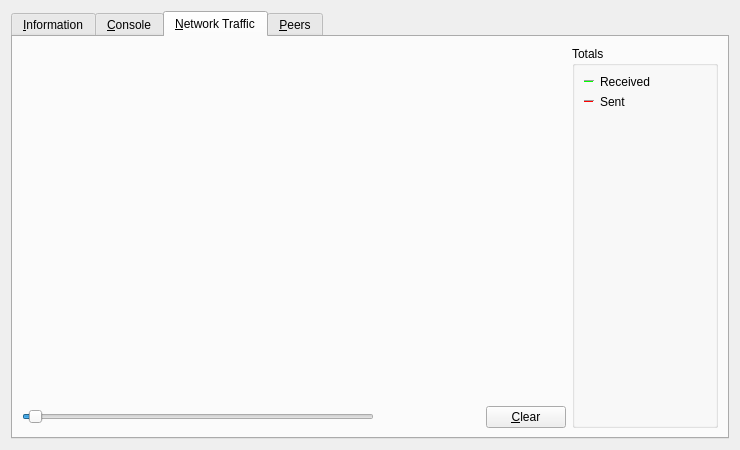
Old version of the form src/qt/forms/rpcconsole.ui in the repository MassGrid/MassGrid.
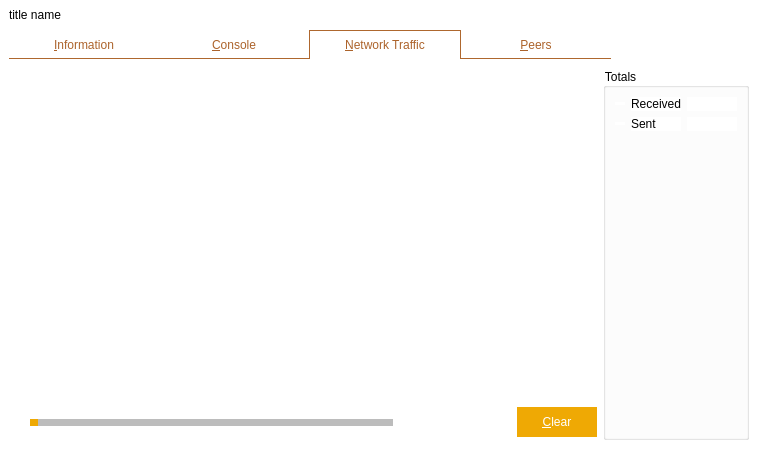
New version of the form. The open tabs and pages were chosen to show the change. Icons and pictures are not drawn. Custom widgets are drawn as their Qt base class.

The edit to the form file:
```diff
--- a/src/qt/forms/rpcconsole.ui
+++ b/src/qt/forms/rpcconsole.ui
@@ -6,16 +6,236 @@
    <rect>
     <x>0</x>
     <y>0</y>
-    <width>740</width>
-    <height>450</height>
+    <width>767</width>
+    <height>449</height>
    </rect>
   </property>
   <property name="windowTitle">
    <string>Debug window</string>
   </property>
+  <property name="styleSheet">
+   <string notr="true">QWidget{
+	background-color: rgb(255, 255, 255);
+}</string>
+  </property>
   <layout class="QVBoxLayout" name="verticalLayout_2">
+   <property name="spacing">
+    <number>0</number>
+   </property>
+   <property name="leftMargin">
+    <number>0</number>
+   </property>
+   <property name="topMargin">
+    <number>0</number>
+   </property>
+   <property name="rightMargin">
+    <number>0</number>
+   </property>
+   <property name="bottomMargin">
+    <number>0</number>
+   </property>
    <item>
+    <layout class="QHBoxLayout" name="horizontalLayout_6">
+     <property name="leftMargin">
+      <number>9</number>
+     </property>
+     <item>
+      <widget class="QLabel" name="label_titlename">
+       <property name="text">
+        <string>title name</string>
+       </property>
+      </widget>
+     </item>
+     <item>
+      <spacer name="horizontalSpacer">
+       <property name="orientation">
+        <enum>Qt::Horizontal</enum>
+       </property>
+       <property name="sizeHint" stdset="0">
+        <size>
+         <width>40</width>
+         <height>20</height>
+        </size>
+       </property>
+      </spacer>
+     </item>
+     <item>
+      <widget class="QToolButton" name="cancelButton">
+       <property name="minimumSize">
+        <size>
+         <width>30</width>
+         <height>30</height>
+        </size>
+       </property>
+       <property name="maximumSize">
+        <size>
+         <width>30</width>
+         <height>30</height>
+        </size>
+       </property>
+       <property name="styleSheet">
+        <string notr="true">QToolButton{
+border:hidden;
+image: url(:/pic/res/pic/closeBtn.png);
+}
+</string>
+       </property>
+       <property name="text">
+        <string/>
+       </property>
+      </widget>
+     </item>
+    </layout>
+   </item>
+   <item>
+    <layout class="QGridLayout" name="gridLayout_4">
+     <property name="leftMargin">
+      <number>9</number>
+     </property>
+     <property name="rightMargin">
+      <number>9</number>
+     </property>
+     <item row="0" column="0">
     <widget class="QTabWidget" name="tabWidget">
+       <property name="styleSheet">
+        <string notr="true">QTabBar::tab
+{
+color: rgb(172, 99, 43);
+border-bottom:1px solid rgb(174,103,46);
+border-left:0px solid rgb(174,103,46);
+border-right:0px solid rgb(174,103,46);
+border-top:0px solid rgb(174,103,46);
+    min-width: 150px;
+    min-height: 28px;
+}
+
+
+QTabBar::tab:selected, QTabBar::tab:hover
+{
+border-left:1px solid rgb(174,103,46);
+border-right:1px solid rgb(174,103,46);
+border-top:1px solid rgb(174,103,46);
+border-bottom:0px solid rgb(174,103,46);
+}
+
+
+QTabBar::tab:selected
+{
+border-left:1px solid rgb(174,103,46);
+border-right:1px solid rgb(174,103,46);
+border-top:1px solid rgb(174,103,46);
+border-bottom:0px solid rgb(174,103,46);
+}
+
+QTabBar::tab:!selected
+{
+color: rgb(172, 99, 43);
+border-bottom:1px solid rgb(174,103,46);
+border-left:0px solid rgb(174,103,46);
+border-right:0px solid rgb(174,103,46);
+border-top:0px solid rgb(174,103,46);
+}
+
+QTabWidget::pane{
+	border:none;
+}
+
+QFrame{
+border:hidden;
+}
+QLineEdit{
+	border-color: rgb(186, 186, 186);
+	border:1px solid rgb(186, 186, 186);
+}
+
+
+QCheckBox{  
+    spacing: 5px;  
+}  
+  
+QCheckBox::indicator{  
+	width:20px;
+	height:20px; 
+}  
+  
+QCheckBox::indicator:unchecked{  
+	border-image: url(:/pic/res/pic/kPic.png);
+}  
+  
+QCheckBox::indicator:checked{  
+	border-image: url(:/pic/res/pic/selectPic.png);
+}  
+  
+QCheckBox::indicator:checked:disabled{  
+    image:url(:/CheckBox/res/checkedDisabled.png);  
+}  
+
+
+QSpinBox{
+ height:30px;
+ width:30px;
+	background-color: rgba(255, 255, 255, 0);
+	border:hidden;
+}
+QSpinBox::up-button
+{
+	background-color: rgba(255, 255, 255, 0);
+}
+QSpinBox::down-button{
+	background-color: rgba(255, 255, 255, 0);
+}
+
+QFrame#frame_9,QFrame#frame_10{
+	border-color: rgb(186, 186, 186);
+	border:1px solid rgb(186, 186, 186);
+}
+
+QComboBox
+{
+width: 120px;  
+height: 600px;
+border:1px solid rgb(174,103,46);
+font-size: 12pt;
+font-family: 微软雅黑,宋体;
+background-repeat: no-repeat;
+background-position: center left;
+background-color: rgb(255, 255, 255);
+color: rgb(0, 0, 0);
+selection-color: black;
+selection-background-color: darkgray;
+}
+
+QComboBox::drop-down 
+{
+width: 30px; 
+height:30px;
+image: url(:/pic/res/pic/xjt.png);
+}
+QComboBox QAbstractItemView
+{
+height:100px;
+border: 0px;  
+color: rgb(255, 255, 255);
+selection-color: rgb(255, 255, 255);
+selection-background-color: rgb(239, 169, 4);
+background-color: rgb(198, 125, 26);
+}
+QComboBox QAbstractItemView::item
+{
+height: 20px;
+background-color: rgb(198, 125, 26);
+border:hidden;
+}
+
+
+QToolButton{
+	background-color: rgb(239, 169, 4);
+	color: rgb(255, 255, 255);
+	border:hidden;
+}
+
+</string>
+       </property>
      <property name="currentIndex">
       <number>0</number>
      </property>
@@ -449,6 +669,38 @@
           <layout class="QHBoxLayout" name="horizontalLayout_2">
            <item>
             <widget class="QSlider" name="sldGraphRange">
+               <property name="minimumSize">
+                <size>
+                 <width>0</width>
+                 <height>35</height>
+                </size>
+               </property>
+               <property name="styleSheet">
+                <string notr="true">QSlider{
+border-color: #bcbcbc;
+min-height:35px;
+}
+QSlider::groove:horizontal {                                
+     border: 1px solid #999999;                             
+     height: 5px;                                           
+    margin: 0px 0;                                         
+     left: 12px; right: 12px; 
+ }
+QSlider::handle:horizontal {                               
+     border: 0px ;                           
+	border-image: url(:/pic/res/pic/sliderBtn.png);
+     width: 50px; 
+     height: 50px;   
+     margin: -20px -20px -20px -20px;                                                                                                                  
+} 
+QSlider::add-page:horizontal{
+background: qlineargradient(spread:pad, x1:0, y1:1, x2:0, y2:0, stop:0 #bcbcbc, stop:0.25 #bcbcbc, stop:0.5 #bcbcbc, stop:1 #bcbcbc); 
+
+}
+QSlider::sub-page:horizontal{                               
+	background-color: rgb(238, 169, 4);
+}</string>
+               </property>
              <property name="minimum">
               <number>1</number>
              </property>
@@ -480,13 +732,28 @@
             </widget>
            </item>
            <item>
-            <widget class="QPushButton" name="btnClearTrafficGraph">
+              <widget class="QToolButton" name="btnClearTrafficGraph">
+               <property name="sizePolicy">
+                <sizepolicy hsizetype="Minimum" vsizetype="Minimum">
+                 <horstretch>0</horstretch>
+                 <verstretch>0</verstretch>
+                </sizepolicy>
+               </property>
+               <property name="minimumSize">
+                <size>
+                 <width>80</width>
+                 <height>30</height>
+                </size>
+               </property>
+               <property name="maximumSize">
+                <size>
+                 <width>16777215</width>
+                 <height>30</height>
+                </size>
+               </property>
              <property name="text">
               <string>&amp;Clear</string>
              </property>
-             <property name="autoDefault">
-              <bool>false</bool>
-             </property>
             </widget>
            </item>
           </layout>
@@ -520,6 +787,15 @@
                 <property name="palette">
                  <palette>
                   <active>
+                     <colorrole role="Button">
+                      <brush brushstyle="SolidPattern">
+                       <color alpha="255">
+                        <red>255</red>
+                        <green>255</green>
+                        <blue>255</blue>
+                       </color>
+                      </brush>
+                     </colorrole>
                    <colorrole role="Light">
                     <brush brushstyle="SolidPattern">
                      <color alpha="255">
@@ -529,8 +805,35 @@
                      </color>
                     </brush>
                    </colorrole>
+                     <colorrole role="Base">
+                      <brush brushstyle="SolidPattern">
+                       <color alpha="255">
+                        <red>255</red>
+                        <green>255</green>
+                        <blue>255</blue>
+                       </color>
+                      </brush>
+                     </colorrole>
+                     <colorrole role="Window">
+                      <brush brushstyle="SolidPattern">
+                       <color alpha="255">
+                        <red>255</red>
+                        <green>255</green>
+                        <blue>255</blue>
+                       </color>
+                      </brush>
+                     </colorrole>
                   </active>
                   <inactive>
+                     <colorrole role="Button">
+                      <brush brushstyle="SolidPattern">
+                       <color alpha="255">
+                        <red>255</red>
+                        <green>255</green>
+                        <blue>255</blue>
+                       </color>
+                      </brush>
+                     </colorrole>
                    <colorrole role="Light">
                     <brush brushstyle="SolidPattern">
                      <color alpha="255">
@@ -540,8 +843,35 @@
                      </color>
                     </brush>
                    </colorrole>
+                     <colorrole role="Base">
+                      <brush brushstyle="SolidPattern">
+                       <color alpha="255">
+                        <red>255</red>
+                        <green>255</green>
+                        <blue>255</blue>
+                       </color>
+                      </brush>
+                     </colorrole>
+                     <colorrole role="Window">
+                      <brush brushstyle="SolidPattern">
+                       <color alpha="255">
+                        <red>255</red>
+                        <green>255</green>
+                        <blue>255</blue>
+                       </color>
+                      </brush>
+                     </colorrole>
                   </inactive>
                   <disabled>
+                     <colorrole role="Button">
+                      <brush brushstyle="SolidPattern">
+                       <color alpha="255">
+                        <red>255</red>
+                        <green>255</green>
+                        <blue>255</blue>
+                       </color>
+                      </brush>
+                     </colorrole>
                    <colorrole role="Light">
                     <brush brushstyle="SolidPattern">
                      <color alpha="255">
@@ -551,6 +881,24 @@
                      </color>
                     </brush>
                    </colorrole>
+                     <colorrole role="Base">
+                      <brush brushstyle="SolidPattern">
+                       <color alpha="255">
+                        <red>255</red>
+                        <green>255</green>
+                        <blue>255</blue>
+                       </color>
+                      </brush>
+                     </colorrole>
+                     <colorrole role="Window">
+                      <brush brushstyle="SolidPattern">
+                       <color alpha="255">
+                        <red>255</red>
+                        <green>255</green>
+                        <blue>255</blue>
+                       </color>
+                      </brush>
+                     </colorrole>
                   </disabled>
                  </palette>
                 </property>
@@ -600,6 +948,15 @@
                 <property name="palette">
                  <palette>
                   <active>
+                     <colorrole role="Button">
+                      <brush brushstyle="SolidPattern">
+                       <color alpha="255">
+                        <red>255</red>
+                        <green>255</green>
+                        <blue>255</blue>
+                       </color>
+                      </brush>
+                     </colorrole>
                    <colorrole role="Light">
                     <brush brushstyle="SolidPattern">
                      <color alpha="255">
@@ -609,8 +966,35 @@
                      </color>
                     </brush>
                    </colorrole>
+                     <colorrole role="Base">
+                      <brush brushstyle="SolidPattern">
+                       <color alpha="255">
+                        <red>255</red>
+                        <green>255</green>
+                        <blue>255</blue>
+                       </color>
+                      </brush>
+                     </colorrole>
+                     <colorrole role="Window">
+                      <brush brushstyle="SolidPattern">
+                       <color alpha="255">
+                        <red>255</red>
+                        <green>255</green>
+                        <blue>255</blue>
+                       </color>
+                      </brush>
+                     </colorrole>
                   </active>
                   <inactive>
+                     <colorrole role="Button">
+                      <brush brushstyle="SolidPattern">
+                       <color alpha="255">
+                        <red>255</red>
+                        <green>255</green>
+                        <blue>255</blue>
+                       </color>
+                      </brush>
+                     </colorrole>
                    <colorrole role="Light">
                     <brush brushstyle="SolidPattern">
                      <color alpha="255">
@@ -620,8 +1004,35 @@
                      </color>
                     </brush>
                    </colorrole>
+                     <colorrole role="Base">
+                      <brush brushstyle="SolidPattern">
+                       <color alpha="255">
+                        <red>255</red>
+                        <green>255</green>
+                        <blue>255</blue>
+                       </color>
+                      </brush>
+                     </colorrole>
+                     <colorrole role="Window">
+                      <brush brushstyle="SolidPattern">
+                       <color alpha="255">
+                        <red>255</red>
+                        <green>255</green>
+                        <blue>255</blue>
+                       </color>
+                      </brush>
+                     </colorrole>
                   </inactive>
                   <disabled>
+                     <colorrole role="Button">
+                      <brush brushstyle="SolidPattern">
+                       <color alpha="255">
+                        <red>255</red>
+                        <green>255</green>
+                        <blue>255</blue>
+                       </color>
+                      </brush>
+                     </colorrole>
                    <colorrole role="Light">
                     <brush brushstyle="SolidPattern">
                      <color alpha="255">
@@ -631,6 +1042,24 @@
                      </color>
                     </brush>
                    </colorrole>
+                     <colorrole role="Base">
+                      <brush brushstyle="SolidPattern">
+                       <color alpha="255">
+                        <red>255</red>
+                        <green>255</green>
+                        <blue>255</blue>
+                       </color>
+                      </brush>
+                     </colorrole>
+                     <colorrole role="Window">
+                      <brush brushstyle="SolidPattern">
+                       <color alpha="255">
+                        <red>255</red>
+                        <green>255</green>
+                        <blue>255</blue>
+                       </color>
+                      </brush>
+                     </colorrole>
                   </disabled>
                  </palette>
                 </property>
@@ -1062,6 +1491,8 @@
       </layout>
      </widget>
     </widget>
+     </item>
+    </layout>
    </item>
   </layout>
  </widget>
```
Left out of the diff: 206 changed lines with no effect on the pictures. Lines whose indentation alone changed are shown as unchanged.
